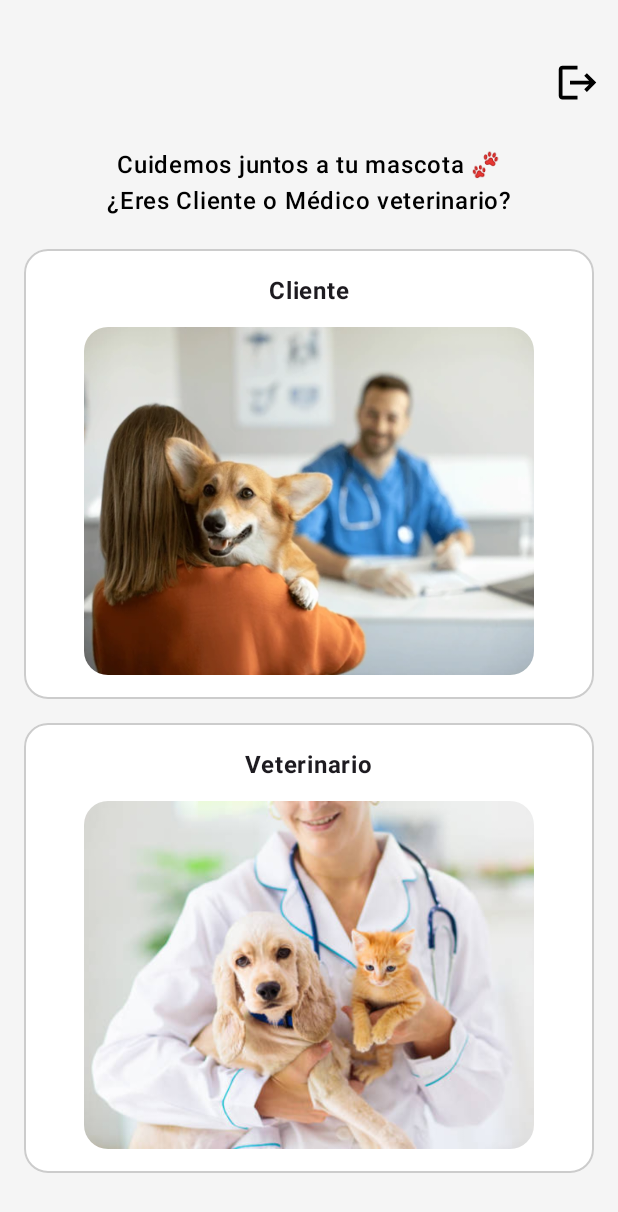
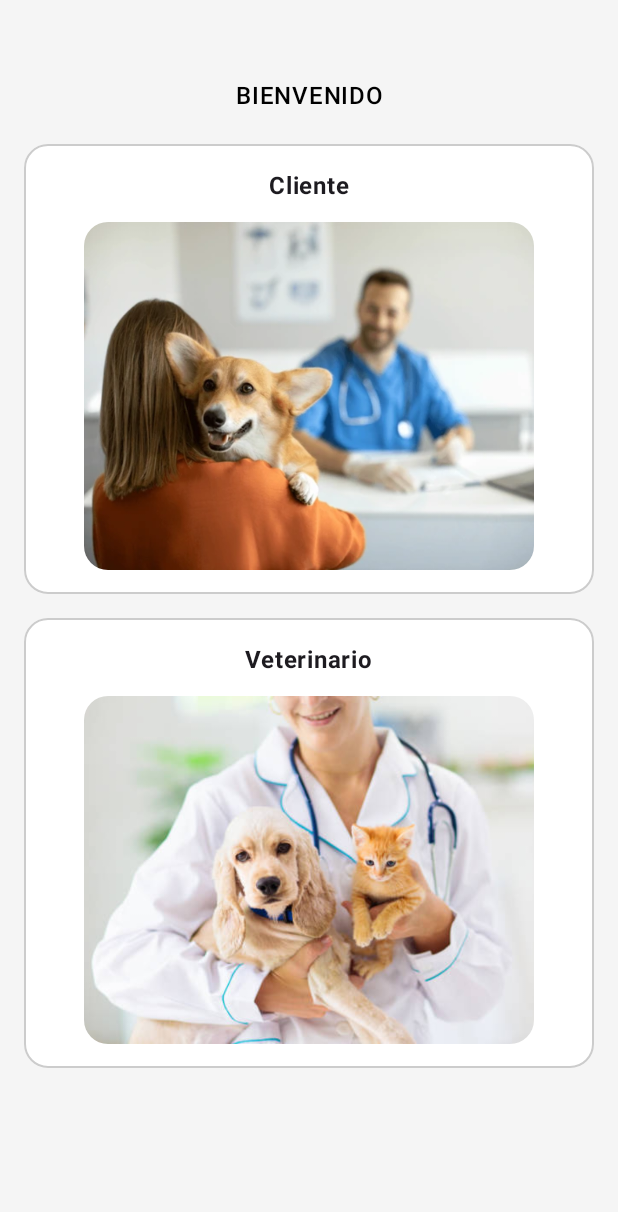
Before and after one commit to valentinegalindog/HospiPet, an Android app built with Jetpack Compose: the @Preview function PreviewTarjetasInicio, on a phone screen of 412 x 824 dp. Shown: the top 1212 px of the screen. Run offline under Robolectric (Android 15) with nearby library versions, the phone set to English and light mode, and no system bars.

Commit message:
se agrega loader y pantalla menu clientes

```diff
--- a/app/src/main/java/com/veterinaria/hospipet/landing/home/HomeScreen.kt
+++ b/app/src/main/java/com/veterinaria/hospipet/landing/home/HomeScreen.kt
@@ -58,7 +58,7 @@ fun HomeScreen(title: String, imageRes: Int, modifier: Modifier = Modifier) {
 }
 
 @Composable
-fun TarjetasInicio(navigateToInit: () -> Unit = {}) {
+fun TarjetasInicio(navigateToMenuCustomer: (String) -> Unit) {
     Column(
         modifier = Modifier
             .fillMaxSize()
@@ -66,33 +66,6 @@ fun TarjetasInicio(navigateToInit: () -> Unit = {}) {
             .background(Color(0xFFF5F5F5))
             .padding(vertical = 32.dp)
     ) {
-        Spacer(modifier = Modifier.height(0.02.dp))
-        Box(
-            modifier = Modifier
-                .fillMaxWidth()
-                .padding(horizontal = 12.dp, vertical = 8.dp)
-        ) {
-            /*
-            // Icono a la izquierda
-            Icon(
-                painter = painterResource(id = R.drawable.baseline_arrow_back_ios_24),
-                contentDescription = "Back",
-                modifier = Modifier
-                    .align(Alignment.CenterStart)
-                    .size(30.dp)
-            )
-*/
-            // Icono a la derecha
-            Icon(
-                painter = painterResource(id = R.drawable.icon_out),
-                contentDescription = "Forward",
-                modifier = Modifier
-                    .align(Alignment.CenterEnd)
-                    .size(30.dp)
-                    .clickable { navigateToInit() }
-            )
-        }
-
         Spacer(modifier = Modifier.height(20.dp))
 
         Text(
@@ -114,14 +87,15 @@ fun TarjetasInicio(navigateToInit: () -> Unit = {}) {
                 .padding(horizontal = 16.dp),
             verticalArrangement = Arrangement.spacedBy(16.dp)
         ) {
-            HomeScreen(title = "Cliente", imageRes = R.drawable.cliente_veterinario)
-            HomeScreen(title = "Veterinario", imageRes = R.drawable.medico)
+            HomeScreen(title = "Cliente", imageRes = R.drawable.cliente_veterinario, modifier = Modifier.clickable { navigateToMenuCustomer("menuCustomer") })
+            HomeScreen(title = "Veterinario", imageRes = R.drawable.medico, modifier = Modifier.clickable { navigateToMenuCustomer("menuCustomer") })
         }
     }
 }
 
+/*
 @Preview(showBackground = true)
 @Composable
 fun PreviewTarjetasInicio() {
     TarjetasInicio()
-}
+}*/
--- /dev/null
+++ b/app/src/main/java/com/veterinaria/hospipet/landing/options/MenuCustomerScreen.kt
@@ -0,0 +1,150 @@
+package com.veterinaria.hospipet.landing.options
+
+import androidx.compose.foundation.Image
+import androidx.compose.foundation.background
+import androidx.compose.foundation.border
+import androidx.compose.foundation.clickable
+import androidx.compose.foundation.layout.*
+import androidx.compose.foundation.rememberScrollState
+import androidx.compose.foundation.shape.RoundedCornerShape
+import androidx.compose.foundation.verticalScroll
+import androidx.compose.material3.*
+import androidx.compose.runtime.*
+import androidx.compose.ui.Alignment
+import androidx.compose.ui.Modifier
+import androidx.compose.ui.draw.clip
+import androidx.compose.ui.graphics.Color
+import androidx.compose.ui.layout.ContentScale
+import androidx.compose.ui.res.painterResource
+import androidx.compose.ui.text.font.FontWeight
+import androidx.compose.ui.text.style.TextAlign
+import androidx.compose.ui.tooling.preview.Preview
+import androidx.compose.ui.unit.dp
+import com.veterinaria.hospipet.R
+
+@Composable
+fun MenuScreen(
+    title: String,
+    imageRes: Int,
+    modifier: Modifier = Modifier,
+    navController: (String) -> Unit, // Se espera que sea una función que navegue
+    click: String
+) {
+    Card(
+        shape = RoundedCornerShape(16.dp),
+        colors = CardDefaults.cardColors(containerColor = Color.White),
+        modifier = modifier
+            .fillMaxWidth()
+            .height(300.dp)
+            .border(1.dp, Color.LightGray, RoundedCornerShape(16.dp))
+            .clickable {
+                // Navegar a otra pantalla
+                navController(click) // Usar 'click' para navegar
+            }
+    ) {
+        Column(
+            horizontalAlignment = Alignment.CenterHorizontally,
+            verticalArrangement = Arrangement.SpaceEvenly,
+            modifier = Modifier
+                .fillMaxSize()
+                .padding(16.dp)
+        ) {
+            Text(
+                text = title,
+                style = MaterialTheme.typography.bodyLarge.copy(fontWeight = FontWeight.Bold)
+            )
+            Spacer(modifier = Modifier.height(12.dp))
+            Image(
+                painter = painterResource(id = imageRes),
+                contentDescription = title,
+                contentScale = ContentScale.Crop,
+                modifier = Modifier
+                    .size(300.dp)
+                    .clip(RoundedCornerShape(16.dp))
+                    .background(Color.White)
+            )
+        }
+    }
+}
+
+@Composable
+fun TarjetasMenuCustomer(
+    navigateToInit: () -> Unit = {},
+    navigateToMenuCustomer: (String) -> Unit = {}, // Cambiar para recibir String
+    navigateToOptions: () -> Unit = {}
+) {
+    val showDialog = remember { mutableStateOf(false) }
+
+    if (showDialog.value) {
+        AlertDialog(
+            onDismissRequest = { showDialog.value = false },
+            title = { Text("Cerrar sesión") },
+            text = { Text("¿Deseas cerrar sesión?") },
+            confirmButton = {
+                TextButton(
+                    onClick = {
+                        showDialog.value = false
+                        navigateToInit() // Acción de cerrar sesión
+                    }
+                ) {
+                    Text("Sí")
+                }
+            },
+            dismissButton = {
+                TextButton(onClick = { showDialog.value = false }) {
+                    Text("Cancelar")
+                }
+            }
+        )
+    }
+
+    Column(
+        modifier = Modifier
+            .fillMaxSize()
+            .verticalScroll(rememberScrollState()) // ✅ Scroll para pantallas pequeñas
+            .background(Color(0xFFF5F5F5))
+            .padding(vertical = 32.dp)
+    ) {
+        Spacer(modifier = Modifier.height(20.dp))
+
+        Text(
+            text = "BIENVENIDO",
+            textAlign = TextAlign.Center,
+            style = MaterialTheme.typography.bodyLarge.copy(
+                fontWeight = FontWeight.Medium
+            ),
+            modifier = Modifier
+                .fillMaxWidth()
+                .padding(horizontal = 16.dp)
+        )
+
+        Spacer(modifier = Modifier.height(20.dp))
+
+        Column(
+            modifier = Modifier
+                .fillMaxWidth()
+                .padding(horizontal = 16.dp),
+            verticalArrangement = Arrangement.spacedBy(16.dp)
+        ) {
+            MenuScreen(
+                title = "Cliente",
+                imageRes = R.drawable.cliente_veterinario,
+                navController = navigateToMenuCustomer,
+                click = "menuOptions" // Pasar el valor del click
+            )
+            MenuScreen(
+                title = "Veterinario",
+                imageRes = R.drawable.medico,
+                navController = navigateToMenuCustomer,
+                click = "menuOptions" // Pasar el valor del click
+            )
+        }
+    }
+}
+
+
+@Preview(showBackground = true)
+@Composable
+fun PreviewTarjetasInicio() {
+    TarjetasMenuCustomer()
+}
```
Also changed, not shown: app/src/main/java/com/veterinaria/hospipet/NavigationWrapper.kt (+22 -17 lines), app/src/main/java/com/veterinaria/hospipet/landing/loader/LoaderAnimate.kt (added, +37 -0 lines), app/src/main/java/com/veterinaria/hospipet/landing/init/InitScreen.kt (line endings or trailing spaces).
